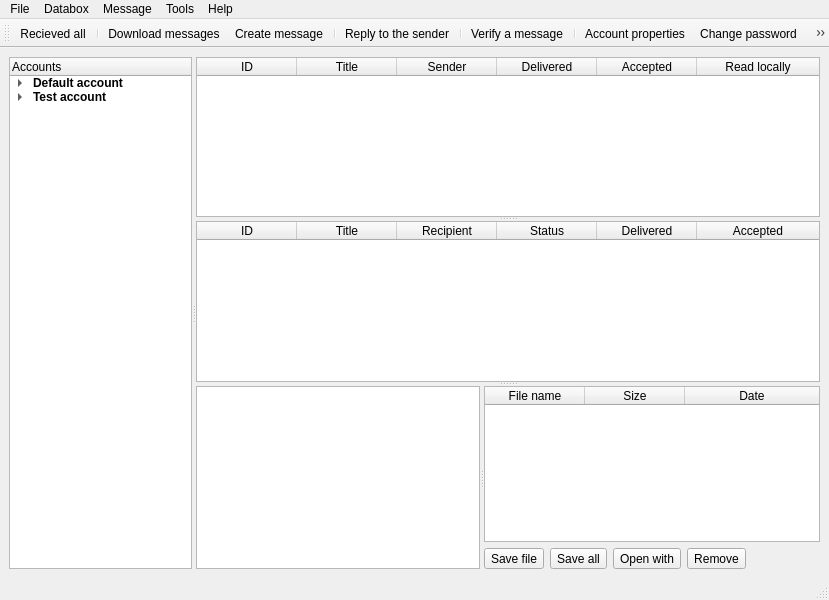
First picture: the form in ui/datovka.ui, repository psakar/datovka, before the edit.
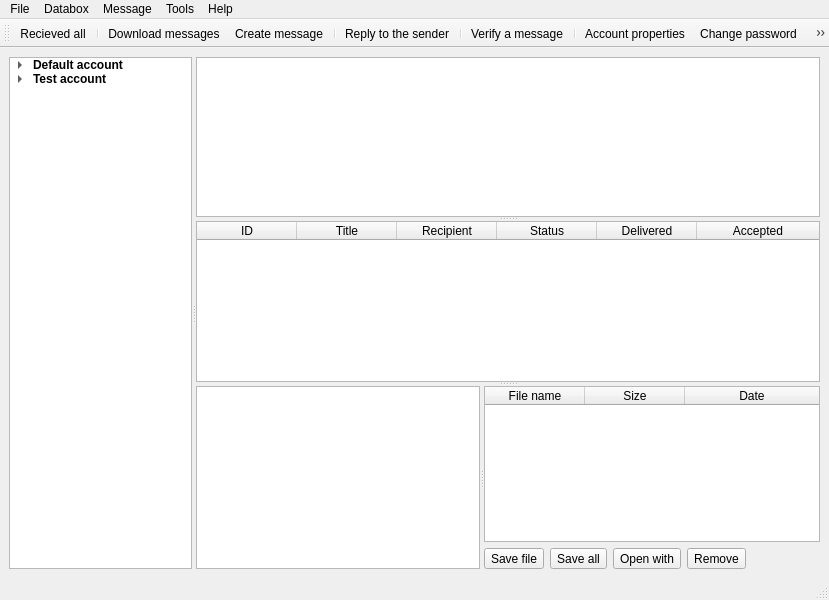
Second picture: the form after the edit. Icons and pictures are not drawn.

Commit message: First interaction bettwen UI and C++

Patch:
```diff
--- a/ui/datovka.ui
+++ b/ui/datovka.ui
@@ -66,7 +66,7 @@
         <enum>QAbstractScrollArea::AdjustToContents</enum>
        </property>
        <attribute name="headerVisible">
-        <bool>true</bool>
+        <bool>false</bool>
        </attribute>
        <attribute name="headerDefaultSectionSize">
         <number>100</number>
@@ -191,17 +191,23 @@
            <enum>Qt::Vertical</enum>
           </property>
           <widget class="QTableWidget" name="ReceivedMessageList">
+           <property name="enabled">
+            <bool>true</bool>
+           </property>
            <property name="minimumSize">
             <size>
              <width>0</width>
              <height>0</height>
             </size>
            </property>
+           <property name="showGrid">
+            <bool>true</bool>
+           </property>
            <property name="columnCount">
             <number>6</number>
            </property>
            <attribute name="horizontalHeaderVisible">
-            <bool>true</bool>
+            <bool>false</bool>
            </attribute>
            <attribute name="horizontalHeaderCascadingSectionResizes">
             <bool>false</bool>
```
Left out of the diff: 4 changed lines with no effect on the pictures. The commit also changes 2 other files.
